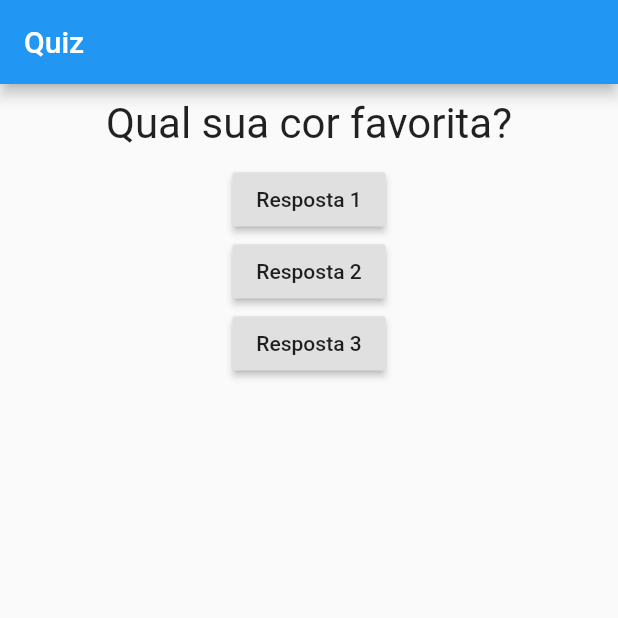
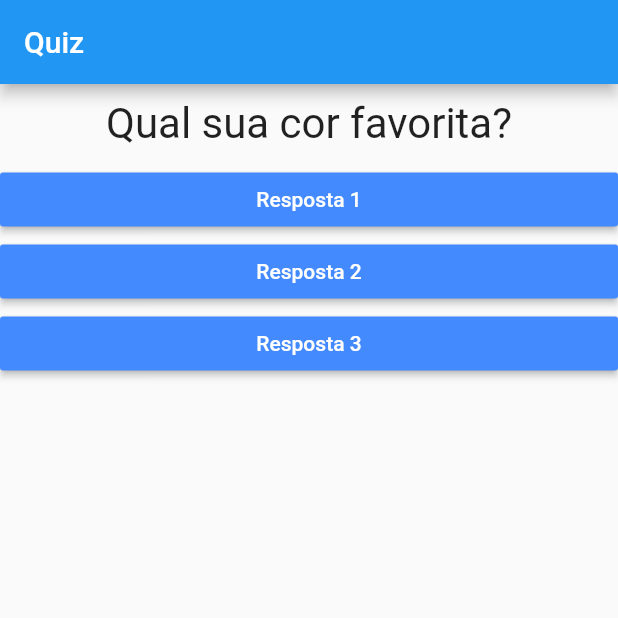
Before and after one commit to vinirsouza/projeto_quiz, a Flutter app: the screen it shows after launch, on a phone screen of 412 x 824 dp, the top half of it. Run offline on Flutter 3.47's test engine with Material 2 defaults, Android fonts, the phone set to English and light mode, and no system bars.

Commit message:
Map de perguntas e respostas

```diff
--- a/lib/main.dart
+++ b/lib/main.dart
@@ -1,4 +1,5 @@
 import 'package:flutter/material.dart';
+import './resposta.dart';
 import './questao.dart';
 
 void main() {
@@ -8,9 +9,19 @@ void main() {
 class _QuizAppState extends State<QuizApp> {
   var _perguntaSelecionada = 0;
 
-  List<String> perguntas = [
-    'Qual sua cor favorita?',
-    'Qual seu filme favorito?',
+  final perguntas = [
+    {
+      'texto': 'Qual sua cor favorita?',
+      'respostas': ['Azul', 'Verde', 'Amarelo', 'Vermelho'],
+    },
+    {
+      'texto': 'Qual é seu animal favorito?',
+      'respostas': ['Macaco', 'Elefante', 'Leão', 'Tartaruga'],
+    },
+    {
+      'texto': 'Qual é seu filme favorito?',
+      'respostas': ['Matrix', 'Inception', 'Interestelar', 'Jumanji'],
+    }
   ];
 
   void _responder() {
@@ -22,9 +33,9 @@ class _QuizAppState extends State<QuizApp> {
 
   String _imprimePergunta() {
     if (_perguntaSelecionada < perguntas.length) {
-      return perguntas[_perguntaSelecionada];
+      return perguntas[_perguntaSelecionada]['texto'];
     } else {
-      return perguntas[perguntas.length - 1];
+      return perguntas[perguntas.length - 1]['texto'];
     }
   }
 
@@ -37,19 +48,10 @@ class _QuizAppState extends State<QuizApp> {
         ),
         body: Column(
           children: [
-            Questao(_imprimePergunta()),
-            RaisedButton(
-              child: Text('Resposta 1'),
-              onPressed: _responder,
-            ),
-            RaisedButton(
-              child: Text('Resposta 2'),
-              onPressed: _responder,
-            ),
-            RaisedButton(
-              child: Text('Resposta 3'),
-              onPressed: _responder,
-            ),
+            Questao(perguntas[_perguntaSelecionada]['texto'].toString()),
+            Resposta('Resposta 1', _responder),
+            Resposta('Resposta 2', _responder),
+            Resposta('Resposta 3', _responder),
           ],
         ),
       ),
--- /dev/null
+++ b/lib/resposta.dart
@@ -0,0 +1,21 @@
+import 'package:flutter/material.dart';
+
+class Resposta extends StatelessWidget {
+  final String texto;
+  final void Function() quandoSelecionado;
+
+  Resposta(this.texto, this.quandoSelecionado);
+
+  @override
+  Widget build(BuildContext context) {
+    return Container(
+      width: double.infinity,
+      child: RaisedButton(
+        child: Text(texto),
+        textColor: Colors.white,
+        color: Colors.blueAccent,
+        onPressed: quandoSelecionado,
+      ),
+    );
+  }
+}
```
